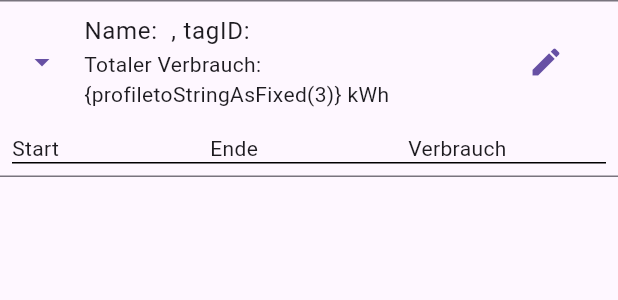
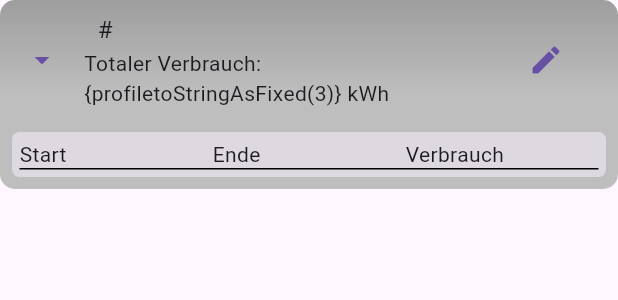
Before and after one commit to TheGreedyGoat/wallbox_logs, a Flutter app: the UserListTileConsumer widget shown alone on an empty page, opened directly with empty values, after a tap on "Totaler Verbrauch: {profiletoStringAsFix", on a phone screen of 412 x 824 dp. Shown: the top 300 px of the screen. Run offline on Flutter 3.47's test engine with Material 3 defaults, Android fonts, the phone set to English and light mode, and no system bars; our stand-ins replace flutter_riverpod, flutter_typeahead, freezed_annotation; missing offline and left inert: window_manager; statements that could not run were skipped.

Commit message:
Moved Pagestate logic for user editing to the widgettreeNotifier class to keep the userlisttile stupid added some experimaental style to User overview Tiles

````diff
--- a/lib/back_layer/model_repos/model_repository.dart
+++ b/lib/back_layer/model_repos/model_repository.dart
@@ -68,7 +68,6 @@ abstract class ModelRepository<T extends DatabaseModel> {
         create(model);
       }
     }
-    print(cache);
   }
 
   /// ```!!DANGER ZONE!!``` Deletes everything from the cache aswell as the Database
@@ -84,7 +83,6 @@ abstract class ModelRepository<T extends DatabaseModel> {
     // print(cache);
     final file = await MyLocalDatabase.writeFile(
       fullFileName,
-
       jsonEncode(cache.values.toList()),
     );
     return file;
--- a/lib/front_layer/pages/user_overview.dart
+++ b/lib/front_layer/pages/user_overview.dart
@@ -40,6 +40,7 @@ class _UserOverviewState extends State<UserOverview> {
                     padding: const EdgeInsets.all(8.0),
                     child: UserListTileConsumer(
                       profile: profiles[i],
+                      userTagID: profiles[i].tagID,
                     ),
                   ),
               ],
--- a/lib/front_layer/widgets/user_details.dart
+++ b/lib/front_layer/widgets/user_details.dart
@@ -21,7 +21,6 @@ class _UserTransactionsWidgetState extends State<UserTransactionsWidget> {
   late final Future<List<WallBoxTransaction>> _transactions;
 
   String get tagID => widget.user.tagID;
-  UserMasterData get profile => widget.user;
   @override
   void initState() {
     super.initState();
@@ -42,14 +41,24 @@ class _UserTransactionsWidgetState extends State<UserTransactionsWidget> {
           if (data == null) {
             return Text('Etwas ist schief gelaufen');
           } else {
-            print(data);
-            return Table(
+            return Container(
+              decoration: BoxDecoration(
+                color: Theme.of(context).colorScheme.surfaceDim,
+                borderRadius: BorderRadius.all(Radius.circular(5)),
+              ),
+              child: Padding(
+                padding: const EdgeInsets.all(5.0),
+                child: Table(
                   children: [
                     TableRow(
                       decoration: BoxDecoration(
                         border: BorderDirectional(bottom: BorderSide(width: 1)),
                       ),
-                  children: [Text('Start'), Text('Ende'), Text('Verbrauch')],
+                      children: [
+                        Text('Start'),
+                        Text('Ende'),
+                        Text('Verbrauch'),
+                      ],
                     ),
                     for (var transaction in data)
                       TableRow(
@@ -60,7 +69,7 @@ class _UserTransactionsWidgetState extends State<UserTransactionsWidget> {
                                       ) %
                                       2 ==
                                   0
-                          ? null
+                              ? Theme.of(context).colorScheme.surface
                               : Colors.blue[200],
                         ),
                         children: [
@@ -76,6 +85,8 @@ class _UserTransactionsWidgetState extends State<UserTransactionsWidget> {
                         ],
                       ),
                   ],
+                ),
+              ),
             );
           }
         },
--- a/lib/front_layer/widgets/user_list_tile.dart
+++ b/lib/front_layer/widgets/user_list_tile.dart
@@ -9,12 +9,14 @@ import 'package:wallbox_logs/riverpod/providers.dart';
 class UserListTileConsumer extends ConsumerStatefulWidget {
   /// The source for the displayed data
   final UserMasterData profile;
+  final String userTagID;
 
   /// Displays the main informations about he given [profile].
   /// Can be expanded for an overview over corresponing transactions
   /// - [profile]: The source for the displayed data
   const UserListTileConsumer({
     required this.profile,
+    required this.userTagID,
     super.key,
   });
 
@@ -32,7 +34,22 @@ class _UserListTileConsumerState extends ConsumerState<UserListTileConsumer> {
 
   @override
   Widget build(BuildContext context) {
-    return ExpansionTile(
+    return Container(
+      decoration: BoxDecoration(
+        borderRadius: BorderRadius.all(Radius.circular(10)),
+        gradient: LinearGradient(
+          colors: [
+            Colors.grey,
+            const Color.fromARGB(255, 190, 190, 190),
+            const Color.fromARGB(255, 190, 190, 190),
+          ],
+
+          begin: AlignmentGeometry.topCenter,
+          end: AlignmentGeometry.bottomCenter,
+        ),
+      ),
+      child: ExpansionTile(
+        shape: Border.fromBorderSide(BorderSide.none),
         initiallyExpanded: false,
         leading: Icon(
           isExpanded ? Icons.arrow_drop_down : Icons.arrow_right_sharp,
@@ -40,11 +57,19 @@ class _UserListTileConsumerState extends ConsumerState<UserListTileConsumer> {
         trailing: IconButton(
           onPressed: () => ref
               .read(widgetTreeProvider.notifier)
-            .setUserEditingPage(widget.profile),
+              .setUserEditingPageByTagID(widget.userTagID),
           icon: Icon(Icons.edit),
         ),
-      title: SelectableText(
-        'Name: ${widget.profile.fullName}, tagID: ${widget.profile.tagID}',
+        title: SelectableText.rich(
+          TextSpan(
+            children: [
+              TextSpan(
+                text: widget.profile.fullName,
+                style: TextStyle(fontWeight: FontWeight.bold),
+              ),
+              TextSpan(text: ' #${widget.userTagID}'),
+            ],
+          ),
         ),
         subtitle: Text(
           'Totaler Verbrauch: {profiletoStringAsFixed(3)} kWh',
@@ -54,6 +79,7 @@ class _UserListTileConsumerState extends ConsumerState<UserListTileConsumer> {
         onExpansionChanged: (value) => setState(() {
           isExpanded = value;
         }),
+      ),
     );
   }
 }
--- a/lib/main.dart
+++ b/lib/main.dart
@@ -13,7 +13,7 @@ void main() async {
   await windowManager.setMinimumSize(Size(800, 800));
   await WallBoxTransaction.repo.preload();
   await UserMasterData.repo.preload();
-  // WallBoxTransaction.repo.clear();
+  // await WallBoxTransaction.repo.clear();
   // await AssetFileReader.loadFileData(
   //   'assets/20260414 ACE0398688_Transactions.csv',
   //   (data) {
--- a/lib/riverpod/widget_tree_notifier.dart
+++ b/lib/riverpod/widget_tree_notifier.dart
@@ -73,6 +73,17 @@ class WidgetTreeNotifier extends Notifier<PageState> {
     ),
   );
 
+  void setUserEditingPageByTagID(String tagID) => _setState(
+    MainPage.editUser.pageState.copyWith(
+      page: UserEditing(
+        original:
+            UserMasterData.repo.getById(tagID) ?? UserMasterData(tagID: tagID),
+      ),
+      title: 'Nutzer bearbeiten',
+      showSideBar: false,
+    ),
+  );
+
   /// getter to the current page
   Widget get pageWidget => state.page;
 
````
Also changed, not shown: lib/riverpod/models/page_state.dart (+2 -13 lines). Lines whose indentation alone changed are shown as unchanged.
